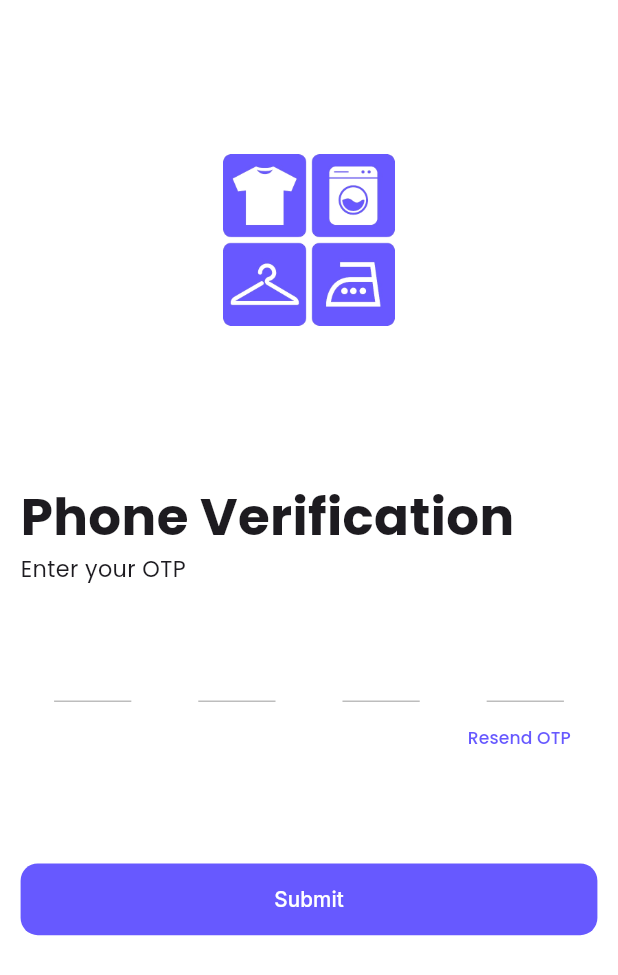
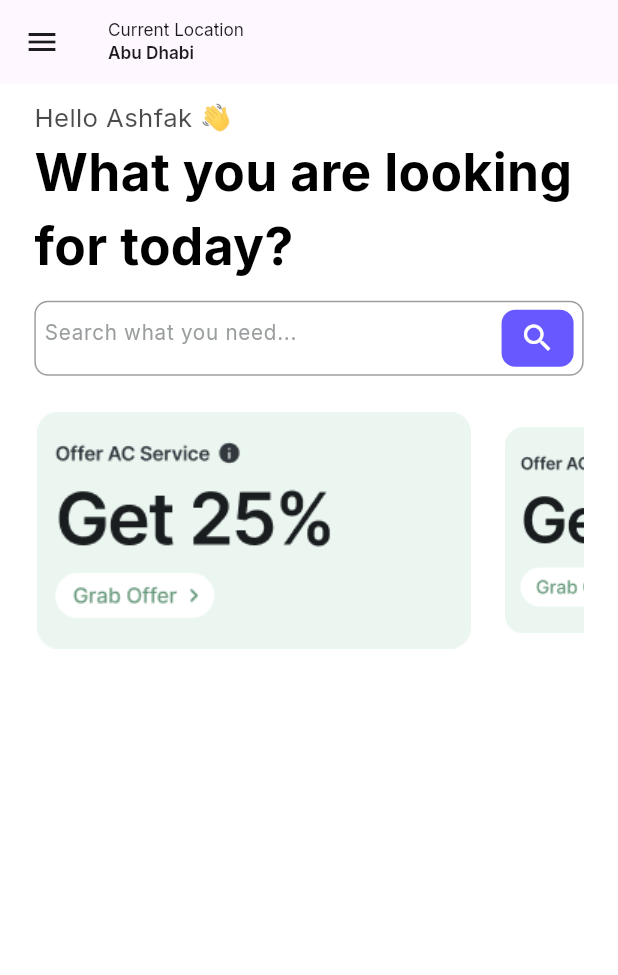
Before and after one commit to abdulmanafpfassal/irono, a Flutter app: the OtpPage screen opened directly, after a tap on "Submit", on a phone screen of 412 x 824 dp. Shown: the top 975 px of the screen. Run offline on Flutter 3.47's test engine with Material 3 defaults, Android fonts, the phone set to English and light mode, and no system bars; drawn by our look-alikes of carousel_slider, otp_text_field; our stand-ins replace flutter_screenutil, google_fonts, intl_phone_field.

```diff
--- /dev/null
+++ b/lib/Screens/Home_Page/home_page.dart
@@ -0,0 +1,105 @@
+import 'package:carousel_slider/carousel_slider.dart';
+import 'package:flutter/material.dart';
+import 'package:flutter_screenutil/flutter_screenutil.dart';
+import 'package:google_fonts/google_fonts.dart';
+import 'package:irono/Utils/colors.dart';
+
+class HomePage extends StatefulWidget {
+  const HomePage({super.key});
+
+  @override
+  State<HomePage> createState() => _HomePageState();
+}
+
+class _HomePageState extends State<HomePage> {
+  @override
+  Widget build(BuildContext context) {
+    return Scaffold(
+      backgroundColor: Colors.white,
+      appBar: AppBar(
+        elevation: 0,
+        leading: const Icon(Icons.menu),
+        title: Column(
+          crossAxisAlignment: CrossAxisAlignment.start,
+          children: [
+            Text(
+              "Current Location",
+              style: GoogleFonts.inter(fontSize: 10.sp),
+            ),
+            Text(
+              "Abu Dhabi",
+              style: GoogleFonts.inter(
+                  fontSize: 10.sp, fontWeight: FontWeight.w600),
+            ),
+          ],
+        ),
+      ),
+      body: Container(
+        margin: EdgeInsets.symmetric(horizontal: 20.w, vertical: 8.h),
+        child: Column(
+          crossAxisAlignment: CrossAxisAlignment.start,
+          children: [
+            Text(
+              "Hello Ashfak 👋",
+              style: GoogleFonts.inter(
+                  fontSize: 15.sp, color: Colors.black.withOpacity(0.7)),
+            ),
+            Text(
+              "What you are looking for today?",
+              style: GoogleFonts.inter(
+                  fontSize: 30.sp,
+                  color: Colors.black,
+                  fontWeight: FontWeight.bold),
+            ),
+            SizedBox(
+              height: 10.h,
+            ),
+            Container(
+              padding: EdgeInsets.symmetric(horizontal: 5.w),
+              decoration: BoxDecoration(
+                  border: Border.all(
+                    color: ColorUtils().gray,
+                  ),
+                  borderRadius: BorderRadius.circular(8.r)),
+              child: TextField(
+                decoration: InputDecoration(
+                    hintText: "Search what you need...",
+                    hintStyle: GoogleFonts.inter(
+                        color: ColorUtils().gray, fontSize: 12.sp),
+                    border: InputBorder.none,
+                    suffixIcon: Container(
+                      margin: EdgeInsets.symmetric(vertical: 5.0),
+                      child: Icon(
+                        Icons.search,
+                        color: Colors.white,
+                      ),
+                      decoration: BoxDecoration(
+                          color: ColorUtils().primary,
+                          borderRadius: BorderRadius.circular(8.r)),
+                    )),
+              ),
+            ),
+            // SizedBox(
+            //   height: 10.h,
+            // ),
+            CarouselSlider(
+              items: [Image.asset("assets/images/banner1.png"),Image.asset("assets/images/banner1.png")],
+              options: CarouselOptions(
+                // height: 152,
+                enlargeCenterPage: true,
+                autoPlay: true,
+                aspectRatio: 16 / 9,
+                autoPlayCurve: Curves.fastOutSlowIn,
+                enableInfiniteScroll: true,
+                autoPlayAnimationDuration: Duration(milliseconds: 800),
+                viewportFraction: 0.8,
+                scrollDirection: Axis.horizontal,
+                padEnds: false
+              ),
+            )
+          ],
+        ),
+      ),
+    );
+  }
+}
--- a/lib/Screens/Pre_Login/otp_page.dart
+++ b/lib/Screens/Pre_Login/otp_page.dart
@@ -1,6 +1,7 @@
 import 'package:flutter/material.dart';
 import 'package:flutter_screenutil/flutter_screenutil.dart';
 import 'package:google_fonts/google_fonts.dart';
+import 'package:irono/Screens/Home_Page/home_page.dart';
 import 'package:otp_text_field/otp_field.dart';
 import 'package:otp_text_field/style.dart';
 
@@ -31,7 +32,8 @@ class _OtpPageState extends State<OtpPage> {
             mainAxisAlignment: MainAxisAlignment.spaceEvenly,
             children: [
               SizedBox(
-                height: 100.h,width: 100.w,
+                height: 100.h,
+                width: 100.w,
                 child: Image.asset(
                   "assets/images/logo_irono.png",
                   fit: BoxFit.contain,
@@ -69,8 +71,7 @@ class _OtpPageState extends State<OtpPage> {
                         fieldStyle: FieldStyle.underline,
                         outlineBorderRadius: 15.r,
                         style: TextStyle(fontSize: 17),
-                        onChanged: (pin) {
-                        },
+                        onChanged: (pin) {},
                         onCompleted: (pin) {
                           print("Completed: " + pin);
                         }),
@@ -80,16 +81,13 @@ class _OtpPageState extends State<OtpPage> {
                     child: Padding(
                       padding: EdgeInsets.only(right: 5.w),
                       child: TextButton(
-                          onPressed: () {
-
-                          },
+                          onPressed: () {},
                           child: Text(
                             "Resend OTP",
                             style: GoogleFonts.poppins(
                                 fontSize: 10.sp,
                                 fontWeight: FontWeight.w500,
-                              color: ColorUtils().primary
-                                ),
+                                color: ColorUtils().primary),
                           )),
                     ),
                   ),
@@ -104,10 +102,13 @@ class _OtpPageState extends State<OtpPage> {
                           backgroundColor: ColorUtils().primary,
                           elevation: 0,
                           shape: RoundedRectangleBorder(
-                            borderRadius: BorderRadius.circular(10.r), // <-- Radius
+                            borderRadius:
+                                BorderRadius.circular(10.r), // <-- Radius
                           )),
                       onPressed: () {
-
+                        Navigator.of(context).pushAndRemoveUntil(
+                            MaterialPageRoute(builder: (context) => HomePage()),
+                            (route) => false);
                       },
                       child: Text(
                         "Submit",
--- a/lib/Utils/colors.dart
+++ b/lib/Utils/colors.dart
@@ -3,4 +3,5 @@ import 'dart:ui';
 class ColorUtils {
   Color primary = const Color(0xFF6759FF);
   Color offWhite = const Color(0xFFF5F5F5);
+  Color gray = const Color(0xFF9B9E9F);
 }
--- a/pubspec.yaml
+++ b/pubspec.yaml
@@ -19,6 +19,7 @@ dependencies:
   intl_phone_field: ^3.2.0
   provider: ^6.1.2
   otp_text_field: ^1.1.3
+  carousel_slider: ^4.2.1
 
 dev_dependencies:
   flutter_test:
```
Also changed, not shown: assets/images/banner1.png (added), pubspec.lock, 1 other file. Lines whose indentation alone changed are shown as unchanged.
